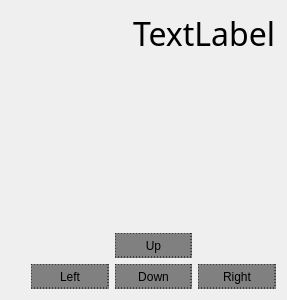
Roket132/PectiMazeGame, file client/clientwindow.ui: the form before one commit.
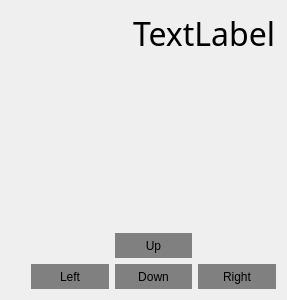
The form after the commit.

```diff
--- a/client/clientwindow.ui
+++ b/client/clientwindow.ui
@@ -85,7 +85,7 @@
         <widget class="QPushButton" name="upButton">
          <property name="styleSheet">
           <string notr="true">  background: gray;
-  border: 1px dashed black;
+  border: 1px dashed gray;
   height: 23px;
   width: 75px;
 
@@ -103,7 +103,7 @@
          </property>
          <property name="styleSheet">
           <string notr="true">  background: gray;
-  border: 1px dashed black;
+  border: 1px dashed gray;
   height: 23px;
   width: 75px;
 
@@ -118,7 +118,7 @@
         <widget class="QPushButton" name="leftButton">
          <property name="styleSheet">
           <string notr="true">  background: gray;
-  border: 1px dashed black;
+  border: 1px dashed gray;
   height: 23px;
   width: 75px;
 
@@ -146,7 +146,7 @@
         <widget class="QPushButton" name="rightButton">
          <property name="styleSheet">
           <string notr="true">  background: gray;
-  border: 1px dashed black;
+  border: 1px dashed gray;
   height: 23px;
   width: 75px;
 
```
